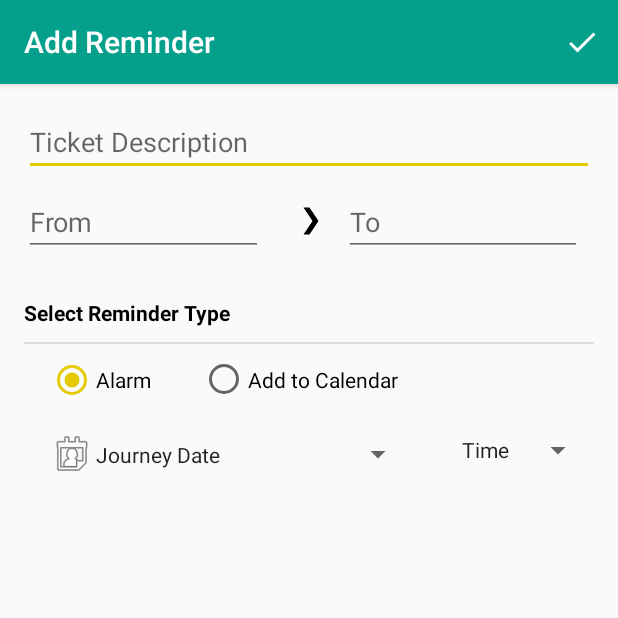
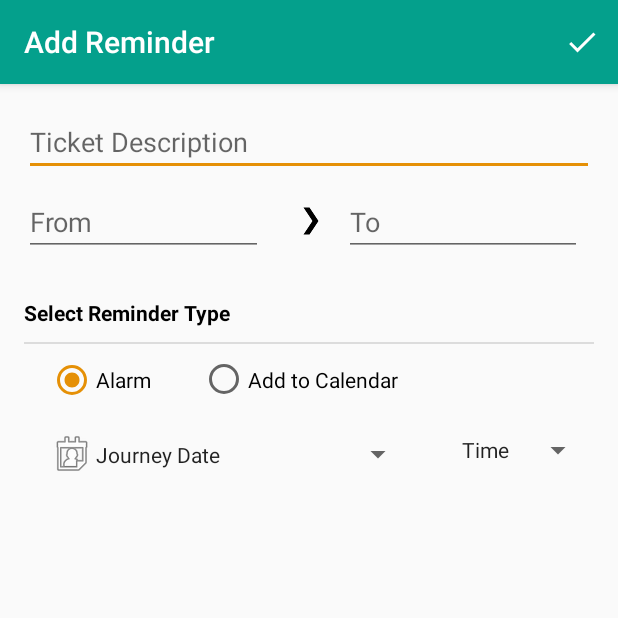
Before and after one commit to dineshvaran/ticket-schedular, an Android app: the screen it shows after launch (AddActivity), after a tap on an icon or button, on a phone screen of 412 x 824 dp, the top half of it. Run offline under Robolectric (Android 15) with nearby library versions, the phone set to English and light mode, and no system bars; our stand-ins replace Room's generated code; libraries missing offline, so code that uses them is left out: android.arch.persistence.

Commit message:
announcement added and design modified lightly

```diff
--- /dev/null
+++ b/app/src/main/res/drawable/ic_announcement_blue_24dp.xml
@@ -0,0 +1,11 @@
+<vector xmlns:android="http://schemas.android.com/apk/res/android"
+    android:width="24dp"
+    android:height="24dp"
+    android:autoMirrored="true"
+    android:tint="#545cef"
+    android:viewportWidth="24.0"
+    android:viewportHeight="24.0">
+    <path
+        android:fillColor="#FF000000"
+        android:pathData="M20,2L4,2c-1.1,0 -1.99,0.9 -1.99,2L2,22l4,-4h14c1.1,0 2,-0.9 2,-2L22,4c0,-1.1 -0.9,-2 -2,-2zM13,11h-2L11,5h2v6zM13,15h-2v-2h2v2z" />
+</vector>
--- /dev/null
+++ b/app/src/main/res/drawable/ic_announcement_white_24dp.xml
@@ -0,0 +1,5 @@
+<vector android:autoMirrored="true" android:height="24dp"
+    android:tint="#FFFFFF" android:viewportHeight="24.0"
+    android:viewportWidth="24.0" android:width="24dp" xmlns:android="http://schemas.android.com/apk/res/android">
+    <path android:fillColor="#FF000000" android:pathData="M20,2L4,2c-1.1,0 -1.99,0.9 -1.99,2L2,22l4,-4h14c1.1,0 2,-0.9 2,-2L22,4c0,-1.1 -0.9,-2 -2,-2zM13,11h-2L11,5h2v6zM13,15h-2v-2h2v2z"/>
+</vector>
--- a/app/src/main/res/layout/detail.xml
+++ b/app/src/main/res/layout/detail.xml
@@ -8,7 +8,7 @@
     xmlns:app="http://schemas.android.com/apk/res-auto">
 
     <TextView
-        android:textColor="@color/colorPrimary"
+        android:textColor="@color/colorPrimaryDark"
         android:id="@+id/header_ticket"
         android:layout_width="wrap_content"
         android:layout_height="wrap_content"
@@ -116,7 +116,7 @@
         android:layout_marginStart="8dp"
         android:layout_marginTop="32dp"
         android:text="Reminder"
-        android:textColor="@color/colorPrimary"
+        android:textColor="@color/colorPrimaryDark"
         android:textSize="20sp"
         app:layout_constraintStart_toStartOf="parent"
         app:layout_constraintTop_toBottomOf="@+id/divider4" />
--- a/app/src/main/res/menu/main_actionbar_buttons.xml
+++ b/app/src/main/res/menu/main_actionbar_buttons.xml
@@ -2,15 +2,9 @@
 <menu
     xmlns:android="http://schemas.android.com/apk/res/android"
     xmlns:app="http://schemas.android.com/apk/res-auto">
-    <!--<item-->
-        <!--android:id="@+id/action_add"-->
-        <!--android:icon="@drawable/ic_add_circle_outline_black"-->
-        <!--android:title="@string/action_add"-->
-        <!--app:showAsAction="always">-->
-    <!--</item>-->
-    <!--<item android:id="@+id/action_info"-->
-        <!--android:icon="@drawable/ic_info_outline_white_24dp"-->
-        <!--android:title="@string/action_info"-->
-        <!--app:showAsAction="collapseActionView">-->
-    <!--</item>-->
+    <item android:id="@+id/action_announcement"
+        android:icon="@drawable/ic_announcement_white_24dp"
+        android:title="@string/action_info"
+        app:showAsAction="always">
+    </item>
 </menu>
--- a/app/src/main/res/values/colors.xml
+++ b/app/src/main/res/values/colors.xml
@@ -2,7 +2,7 @@
 <resources>
     <color name="colorPrimary">#04a08c</color>
     <color name="colorPrimaryDark">#038473</color>
-    <color name="colorAccent">#e5ca06</color>
+    <color name="colorAccent">#e59006</color>
 
     <color name="mainActivityBackground">#e1dede</color>
     <color name="rowBackground">#f9f7f7</color>
```
Also changed, not shown: app/src/main/java/varanz/android/application/irctcticketreminder/MainActivity.java (+29 -1 lines).
